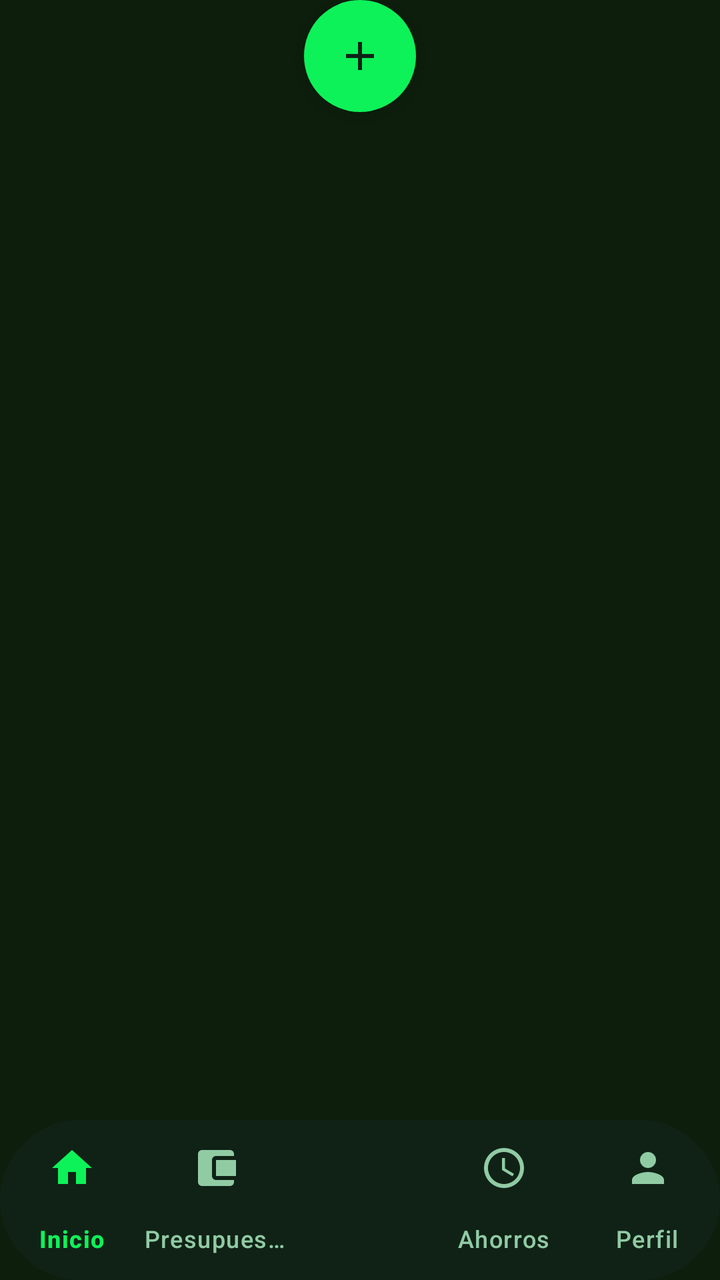
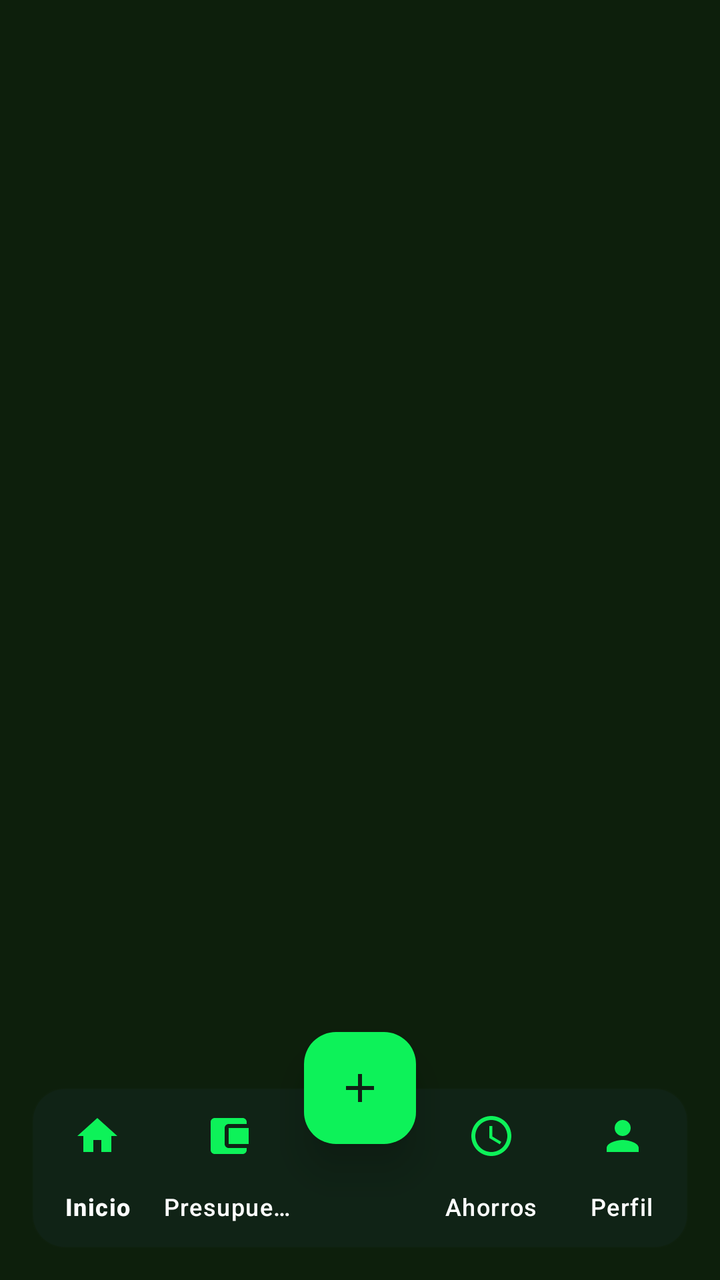

The first picture is an Android layout as it rendered before a commit; the second is the same layout after the commit. The layout source and the unified diff follow.
<!-- AndroidManifest.xml: application theme Theme.IngresosGastosApp -->
<!-- res/layout/layout_bottom_navigation.xml -->
<?xml version="1.0" encoding="utf-8"?>

<RelativeLayout xmlns:android="http://schemas.android.com/apk/res/android"
    xmlns:app="http://schemas.android.com/apk/res-auto"
    android:layout_width="match_parent"
    android:layout_height="100dp"
    android:layout_gravity="bottom">

    <com.google.android.material.bottomnavigation.BottomNavigationView
        android:id="@+id/bottom_navigation"
        android:layout_width="match_parent"
        android:layout_height="80dp"
        android:layout_alignParentBottom="true"
        android:background="@color/stitch_background"
        app:itemIconTint="@color/nav_item_selector"
        app:itemTextColor="@color/nav_item_selector"
        app:itemRippleColor="@android:color/transparent"
        app:itemActiveIndicatorStyle="@null"
        app:menu="@menu/bottom_nav_menu"
        app:labelVisibilityMode="labeled"
        app:elevation="8dp"/>

    <com.google.android.material.floatingactionbutton.FloatingActionButton
        android:id="@+id/fab_add"
        android:layout_width="wrap_content"
        android:layout_height="wrap_content"
        android:layout_centerHorizontal="true"
        android:layout_alignParentTop="true"
        android:layout_marginTop="0dp"
        android:src="@drawable/ic_add"
        app:backgroundTint="@color/stitch_primary"
        app:tint="@color/stitch_background"
        app:shapeAppearanceOverlay="@style/CircleImage"
        app:fabSize="normal"
        app:elevation="12dp"
        app:borderWidth="0dp"/>

</RelativeLayout>
<!-- resources referenced by this layout -->
<resources>
  <color name="stitch_background">#102216</color>
  <color name="stitch_primary">#0df259</color>
  <!-- drawable ic_add (drawable) -->
  <vector xmlns:android="http://schemas.android.com/apk/res/android" android:height="24dp" android:tint="#000000" android:viewportHeight="24" android:viewportWidth="24" android:width="24dp">
        
      <path android:fillColor="@android:color/white" android:pathData="M19,13h-6v6h-2v-6H5v-2h6V5h2v6h6v2z"/>
      
  </vector>
  <style name="CircleImage">
          <item name="cornerSize">50%</item>
      </style>
  <style name="Theme.IngresosGastosApp" parent="Base.Theme.IngresosGastosApp" />
  <style name="Base.Theme.IngresosGastosApp" parent="Theme.Material3.DayNight.NoActionBar">
          <item name="colorPrimary">@color/green_accent</item>
          <item name="colorPrimaryContainer">@color/bg_dark_card</item>
          <item name="colorOnPrimary">@color/white</item>
          <item name="android:statusBarColor">@color/bg_dark</item>
          <item name="android:navigationBarColor">@color/bg_dark</item>
          <item name="android:windowBackground">@color/bg_dark</item>
          <item name="android:windowLightStatusBar">false</item>
          <item name="shapeAppearanceOverlay">@style/CircleImage</item>
      </style>
  <color name="green_accent">#22C55E</color>
  <color name="bg_dark_card">#1A2E19</color>
  <color name="white">#FFFFFFFF</color>
  <color name="bg_dark">#0D1F0C</color>
</resources>

<!-- the commit's change to res/layout/layout_bottom_navigation.xml (unified diff, before → after) -->
@@ -1,38 +1,42 @@
 <?xml version="1.0" encoding="utf-8"?>
-
-<RelativeLayout xmlns:android="http://schemas.android.com/apk/res/android"
+<androidx.constraintlayout.widget.ConstraintLayout xmlns:android="http://schemas.android.com/apk/res/android"
     xmlns:app="http://schemas.android.com/apk/res-auto"
     android:layout_width="match_parent"
-    android:layout_height="100dp"
+    android:layout_height="wrap_content"
+    android:minHeight="100dp"
     android:layout_gravity="bottom">
 
     <com.google.android.material.bottomnavigation.BottomNavigationView
         android:id="@+id/bottom_navigation"
-        android:layout_width="match_parent"
-        android:layout_height="80dp"
-        android:layout_alignParentBottom="true"
-        android:background="@color/stitch_background"
-        app:itemIconTint="@color/nav_item_selector"
-        app:itemTextColor="@color/nav_item_selector"
-        app:itemRippleColor="@android:color/transparent"
-        app:itemActiveIndicatorStyle="@null"
-        app:menu="@menu/bottom_nav_menu"
+        android:layout_width="0dp"
+        android:layout_height="wrap_content"
+        android:layout_marginStart="16dp"
+        android:layout_marginEnd="16dp"
+        android:layout_marginBottom="16dp"
+        android:background="@drawable/bg_stitch_card"
+        app:backgroundTint="#E6102216"
+        app:elevation="8dp"
+        app:itemIconTint="@color/stitch_primary"
+        app:itemTextColor="@color/white"
         app:labelVisibilityMode="labeled"
-        app:elevation="8dp"/>
+        app:layout_constraintBottom_toBottomOf="parent"
+        app:layout_constraintEnd_toEndOf="parent"
+        app:layout_constraintStart_toStartOf="parent"
+        app:menu="@menu/bottom_nav_menu" />
 
     <com.google.android.material.floatingactionbutton.FloatingActionButton
         android:id="@+id/fab_add"
         android:layout_width="wrap_content"
         android:layout_height="wrap_content"
-        android:layout_centerHorizontal="true"
-        android:layout_alignParentTop="true"
-        android:layout_marginTop="0dp"
         android:src="@drawable/ic_add"
         app:backgroundTint="@color/stitch_primary"
-        app:tint="@color/stitch_background"
-        app:shapeAppearanceOverlay="@style/CircleImage"
+        app:borderWidth="0dp"
+        app:elevation="12dp"
         app:fabSize="normal"
-        app:elevation="12dp"
-        app:borderWidth="0dp"/>
+        app:layout_constraintBottom_toTopOf="@id/bottom_navigation"
+        app:layout_constraintEnd_toEndOf="parent"
+        app:layout_constraintStart_toStartOf="parent"
+        app:layout_constraintTop_toTopOf="@id/bottom_navigation"
+        app:tint="@color/stitch_background" />
 
-</RelativeLayout>
+</androidx.constraintlayout.widget.ConstraintLayout>
<!-- resource entries referenced after the edit -->
@@ -25,6 +25,13 @@
   <color name="green_accent">#22C55E</color>
   <color name="bg_dark_card">#1A2E19</color>
   <color name="white">#FFFFFFFF</color>
+  <!-- drawable bg_stitch_card (drawable) -->
+  <?xml version="1.0" encoding="utf-8"?>
+  <shape xmlns:android="http://schemas.android.com/apk/res/android">
+      <solid android:color="#1A3A24" />
+      <corners android:radius="16dp" />
+      <stroke android:width="1dp" android:color="#1AFFFFFF" />
+  </shape>
   <color name="bg_dark">#0D1F0C</color>
 </resources>
 
